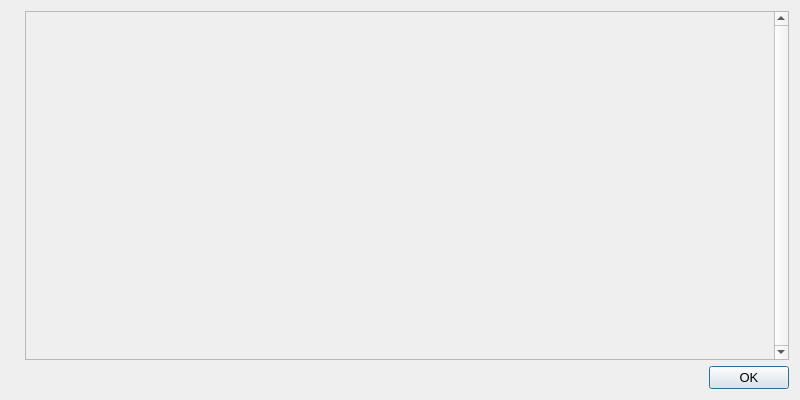
This is src/qt/forms/helpmessagedialog.ui in ConciergeCoin/Concierge as Qt 5 draws it before an edit. The edited form follows.
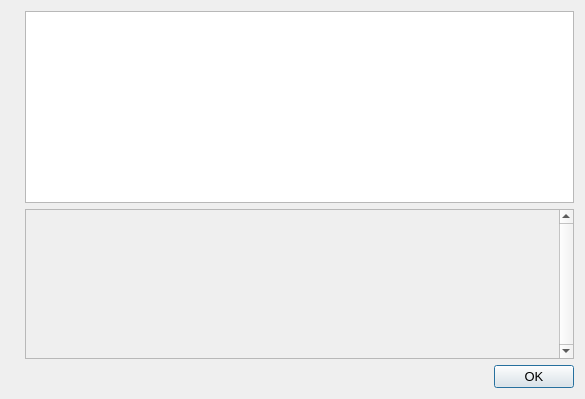
This is the edited form. Icons and pictures are not drawn.

What changed in the file:
```diff
--- a/src/qt/forms/helpmessagedialog.ui
+++ b/src/qt/forms/helpmessagedialog.ui
@@ -6,8 +6,8 @@
    <rect>
     <x>0</x>
     <y>0</y>
-    <width>800</width>
-    <height>400</height>
+    <width>585</width>
+    <height>399</height>
    </rect>
   </property>
   <property name="font">
@@ -34,6 +34,13 @@
    </item>
    <item>
     <layout class="QVBoxLayout" name="verticalLayout">
+     <item>
+      <widget class="QTextEdit" name="helpMessage">
+       <property name="readOnly">
+        <bool>true</bool>
+       </property>
+      </widget>
+     </item>
      <item>
       <widget class="QScrollArea" name="scrollArea">
        <property name="verticalScrollBarPolicy">
@@ -47,8 +54,8 @@
          <rect>
           <x>0</x>
           <y>0</y>
-          <width>659</width>
-          <height>348</height>
+          <width>476</width>
+          <height>149</height>
          </rect>
         </property>
         <layout class="QVBoxLayout" name="verticalLayout_2">
@@ -60,6 +67,9 @@
            <property name="textFormat">
             <enum>Qt::PlainText</enum>
            </property>
+           <property name="alignment">
+            <set>Qt::AlignLeading|Qt::AlignLeft|Qt::AlignTop</set>
+           </property>
            <property name="openExternalLinks">
             <bool>true</bool>
            </property>
```
Left out of the diff: 4 changed lines with no effect on the pictures.
